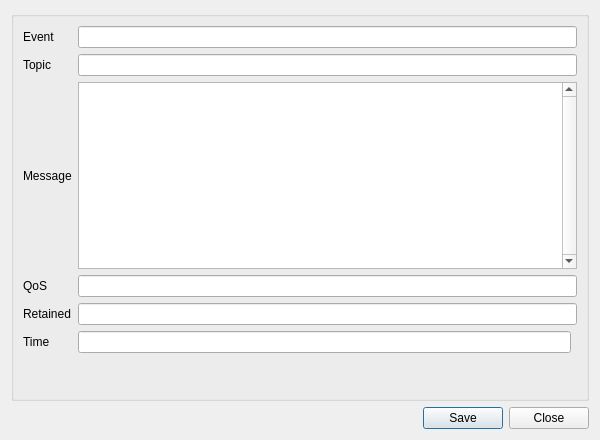
First picture: the form in messageviewer.ui, repository zooyer/mqtt-client, before the edit.
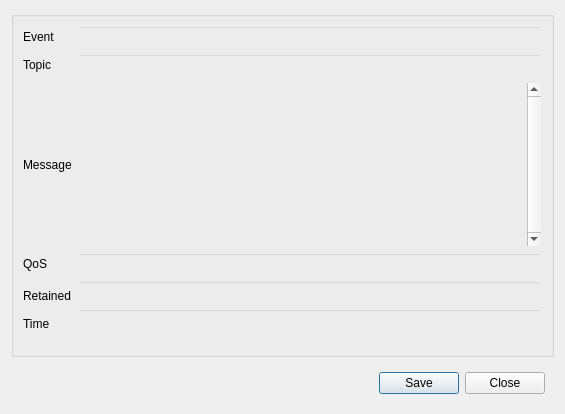
Second picture: the form after the edit.

Patch:
```diff
--- a/messageviewer.ui
+++ b/messageviewer.ui
@@ -6,8 +6,8 @@
    <rect>
     <x>0</x>
     <y>0</y>
-    <width>600</width>
-    <height>440</height>
+    <width>565</width>
+    <height>414</height>
    </rect>
   </property>
   <property name="windowTitle">
@@ -20,27 +20,6 @@
       <string/>
      </property>
      <layout class="QGridLayout" name="gridLayout">
-      <item row="9" column="0">
-       <widget class="QLabel" name="label_6">
-        <property name="text">
-         <string>Time</string>
-        </property>
-       </widget>
-      </item>
-      <item row="7" column="0">
-       <widget class="QLabel" name="label_5">
-        <property name="text">
-         <string>Retained</string>
-        </property>
-       </widget>
-      </item>
-      <item row="0" column="1" colspan="2">
-       <widget class="QLineEdit" name="event">
-        <property name="readOnly">
-         <bool>true</bool>
-        </property>
-       </widget>
-      </item>
       <item row="0" column="0">
        <widget class="QLabel" name="label">
         <property name="text">
@@ -48,29 +27,11 @@
         </property>
        </widget>
       </item>
-      <item row="1" column="0">
-       <widget class="QLabel" name="label_2">
-        <property name="text">
-         <string>Topic</string>
-        </property>
-       </widget>
-      </item>
-      <item row="5" column="1" colspan="2">
-       <widget class="QLineEdit" name="qos">
-        <property name="readOnly">
-         <bool>true</bool>
-        </property>
-       </widget>
-      </item>
-      <item row="1" column="1" colspan="2">
-       <widget class="QLineEdit" name="topic">
-        <property name="readOnly">
-         <bool>true</bool>
-        </property>
-       </widget>
-      </item>
-      <item row="2" column="1" colspan="2">
+      <item row="3" column="1">
        <widget class="QPlainTextEdit" name="message">
+        <property name="styleSheet">
+         <string notr="true">QPlainTextEdit{background:transparent}</string>
+        </property>
         <property name="verticalScrollBarPolicy">
          <enum>Qt::ScrollBarAlwaysOn</enum>
         </property>
@@ -79,28 +40,92 @@
         </property>
        </widget>
       </item>
-      <item row="2" column="0">
+      <item row="4" column="1">
+       <widget class="QLineEdit" name="qos">
+        <property name="styleSheet">
+         <string notr="true">QLineEdit{background:transparent}</string>
+        </property>
+        <property name="readOnly">
+         <bool>true</bool>
+        </property>
+       </widget>
+      </item>
+      <item row="1" column="1">
+       <widget class="QLineEdit" name="topic">
+        <property name="styleSheet">
+         <string notr="true">QLineEdit{background:transparent}</string>
+        </property>
+        <property name="readOnly">
+         <bool>true</bool>
+        </property>
+       </widget>
+      </item>
+      <item row="4" column="0">
+       <widget class="QLabel" name="label_4">
+        <property name="text">
+         <string>QoS</string>
+        </property>
+       </widget>
+      </item>
+      <item row="3" column="0">
        <widget class="QLabel" name="label_3">
         <property name="text">
          <string>Message</string>
         </property>
        </widget>
       </item>
-      <item row="7" column="1" colspan="2">
+      <item row="1" column="0">
+       <widget class="QLabel" name="label_2">
+        <property name="text">
+         <string>Topic</string>
+        </property>
+       </widget>
+      </item>
+      <item row="5" column="1">
        <widget class="QLineEdit" name="retained">
+        <property name="styleSheet">
+         <string notr="true">QLineEdit{background:transparent}</string>
+        </property>
         <property name="readOnly">
          <bool>true</bool>
         </property>
        </widget>
       </item>
-      <item row="5" column="0">
-       <widget class="QLabel" name="label_4">
+      <item row="5" column="0" rowspan="2">
+       <widget class="QLabel" name="label_5">
         <property name="text">
-         <string>QoS</string>
+         <string>Retained</string>
         </property>
        </widget>
       </item>
-      <item row="10" column="0" colspan="2">
+      <item row="0" column="1">
+       <widget class="QLineEdit" name="event">
+        <property name="styleSheet">
+         <string notr="true">QLineEdit{background:transparent}</string>
+        </property>
+        <property name="readOnly">
+         <bool>true</bool>
+        </property>
+       </widget>
+      </item>
+      <item row="6" column="1" rowspan="2">
+       <widget class="QLineEdit" name="time">
+        <property name="styleSheet">
+         <string notr="true">QLineEdit{background:transparent}</string>
+        </property>
+        <property name="readOnly">
+         <bool>true</bool>
+        </property>
+       </widget>
+      </item>
+      <item row="7" column="0">
+       <widget class="QLabel" name="label_6">
+        <property name="text">
+         <string>Time</string>
+        </property>
+       </widget>
+      </item>
+      <item row="8" column="1">
        <spacer name="verticalSpacer">
         <property name="orientation">
          <enum>Qt::Vertical</enum>
@@ -113,24 +138,40 @@
         </property>
        </spacer>
       </item>
-      <item row="9" column="1">
-       <widget class="QLineEdit" name="time">
-        <property name="readOnly">
-         <bool>true</bool>
-        </property>
-       </widget>
-      </item>
      </layout>
     </widget>
    </item>
    <item>
-    <widget class="QDialogButtonBox" name="buttonBox">
-     <property name="orientation">
-      <enum>Qt::Horizontal</enum>
-     </property>
-     <property name="standardButtons">
-      <set>QDialogButtonBox::Close|QDialogButtonBox::Save</set>
-     </property>
+    <widget class="QWidget" name="widget" native="true">
+     <layout class="QHBoxLayout" name="horizontalLayout">
+      <item>
+       <spacer name="horizontalSpacer">
+        <property name="orientation">
+         <enum>Qt::Horizontal</enum>
+        </property>
+        <property name="sizeHint" stdset="0">
+         <size>
+          <width>364</width>
+          <height>20</height>
+         </size>
+        </property>
+       </spacer>
+      </item>
+      <item>
+       <widget class="QPushButton" name="save">
+        <property name="text">
+         <string>Save</string>
+        </property>
+       </widget>
+      </item>
+      <item>
+       <widget class="QPushButton" name="close">
+        <property name="text">
+         <string>Close</string>
+        </property>
+       </widget>
+      </item>
+     </layout>
     </widget>
    </item>
   </layout>
```
Left out of the diff: 35 changed lines with no effect on the pictures.
